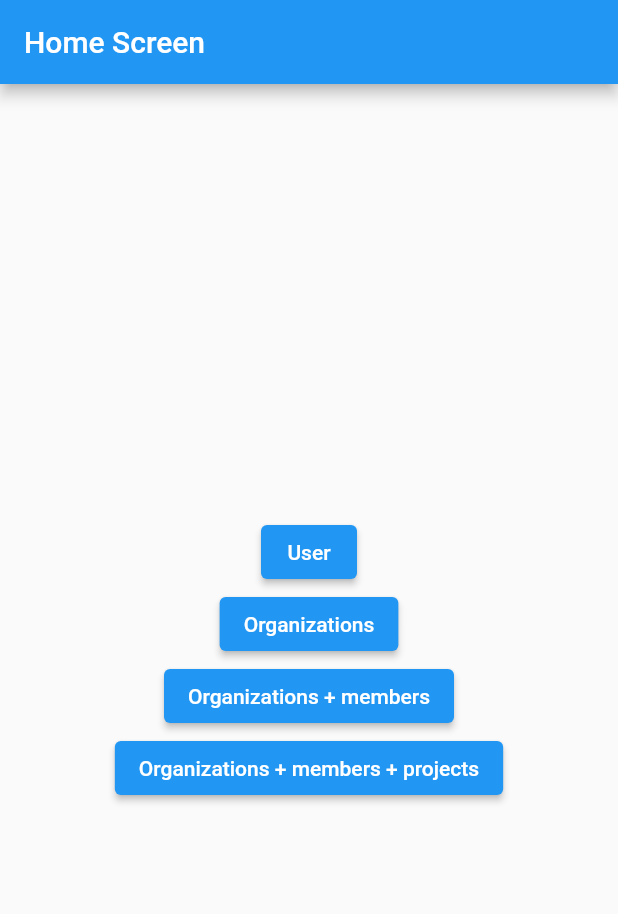
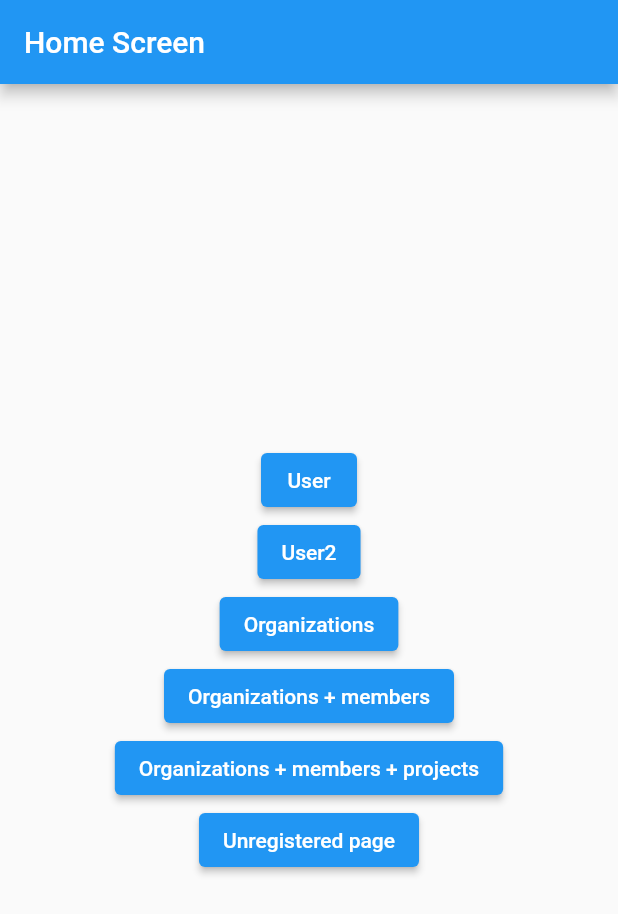
Before and after one commit to HudsonProenca-sf/go_router_branch_poc, a Flutter app: the screen it shows after launch, on a phone screen of 412 x 824 dp. Shown: the top 914 px of the screen. Run offline on Flutter 3.47's test engine with Material 2 defaults, Android fonts, the phone set to English and light mode, and no system bars; our stand-ins replace go_router; missing offline and left inert: flutter_branch_sdk.

Commit message:
feat: matts suggestions

```diff
--- a/lib/main.dart
+++ b/lib/main.dart
@@ -1,6 +1,7 @@
 import 'package:flutter/material.dart';
 import 'package:flutter_branch_sdk/flutter_branch_sdk.dart';
 import 'package:go_router/go_router.dart';
+import 'package:go_router_branch_poc/routes.dart';
 
 void main() {
   WidgetsFlutterBinding.ensureInitialized();
@@ -9,6 +10,7 @@ void main() {
 }
 
 final GoRouter _router = GoRouter(
+  errorBuilder: (context, state) => const ErrorScreen(),
   routes: <RouteBase>[
     GoRoute(
       path: '/',
@@ -17,9 +19,13 @@ final GoRouter _router = GoRouter(
       },
       routes: [
         GoRoute(
-          path: 'users/:userId',
+          path: UserProfileRouteParms.route,
           builder: (BuildContext context, GoRouterState state) {
-            return UserScreen(userId: state.pathParameters['userId']!);
+            if (UserProfileRouteParms.hasValidParams(state.pathParameters)) {
+              return UserScreen(userId: state.pathParameters['userId']!);
+            } else {
+              return const ErrorScreen();
+            }
           },
         ),
         GoRoute(
@@ -110,8 +116,12 @@ class _HomeScreenState extends State<HomeScreen> {
           mainAxisAlignment: MainAxisAlignment.center,
           children: [
             ElevatedButton(
-              onPressed: () => context.go('/users/123'),
+              onPressed: () => context.go(UserProfileRouteParms('123').toUrl()),
               child: const Text('User'),
+            ),
+            ElevatedButton(
+              onPressed: () => context.goToRoute(UserProfileRouteParms('234')),
+              child: const Text('User2'),
             ),
             ElevatedButton(
               onPressed: () => context.go('/organizations/1'),
@@ -126,6 +136,10 @@ class _HomeScreenState extends State<HomeScreen> {
               onPressed: () =>
                   context.go('/organizations/2/members/4/projects/mgmresorts'),
               child: const Text('Organizations + members + projects'),
+            ),
+            ElevatedButton(
+              onPressed: () => context.go('/org'),
+              child: const Text('Unregistered page'),
             ),
           ],
         ),
@@ -200,3 +214,19 @@ class ProjectsScreen extends StatelessWidget {
     );
   }
 }
+
+class ErrorScreen extends StatelessWidget {
+  const ErrorScreen({super.key});
+
+  @override
+  Widget build(BuildContext context) {
+    return Scaffold(
+      appBar: AppBar(title: const Text('Error Screen')),
+      body: const Center(
+        child: Text(
+          "We couldn't find the page you're looking for",
+        ),
+      ),
+    );
+  }
+}
--- /dev/null
+++ b/lib/routes.dart
@@ -0,0 +1,25 @@
+import 'package:flutter/material.dart';
+import 'package:go_router/go_router.dart';
+
+mixin Routable {
+  String toUrl();
+}
+
+class UserProfileRouteParms implements Routable {
+  static const route = 'users/:userId';
+  final String userId;
+  UserProfileRouteParms(this.userId);
+
+  static hasValidParams(Map<String, String> params) {
+    return params.containsKey('userId');
+  }
+
+  @override
+  String toUrl() => '/users/$userId';
+}
+
+extension RoutableRoute on BuildContext {
+  void goToRoute(Routable route) {
+    return go(route.toUrl());
+  }
+}
```
